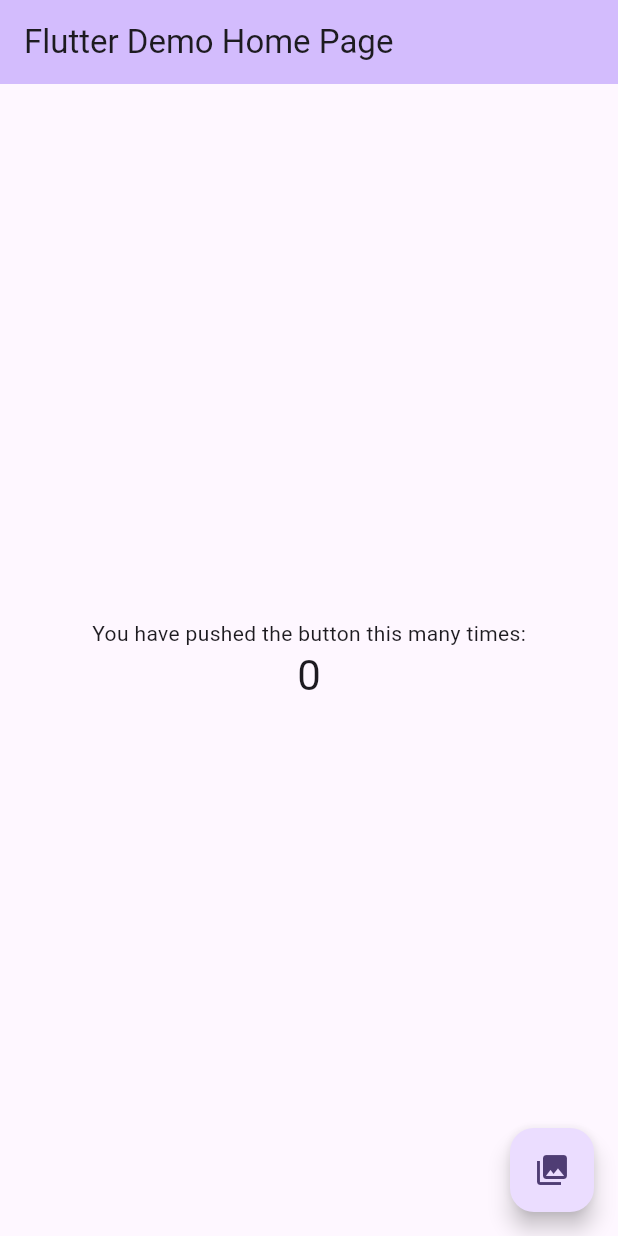
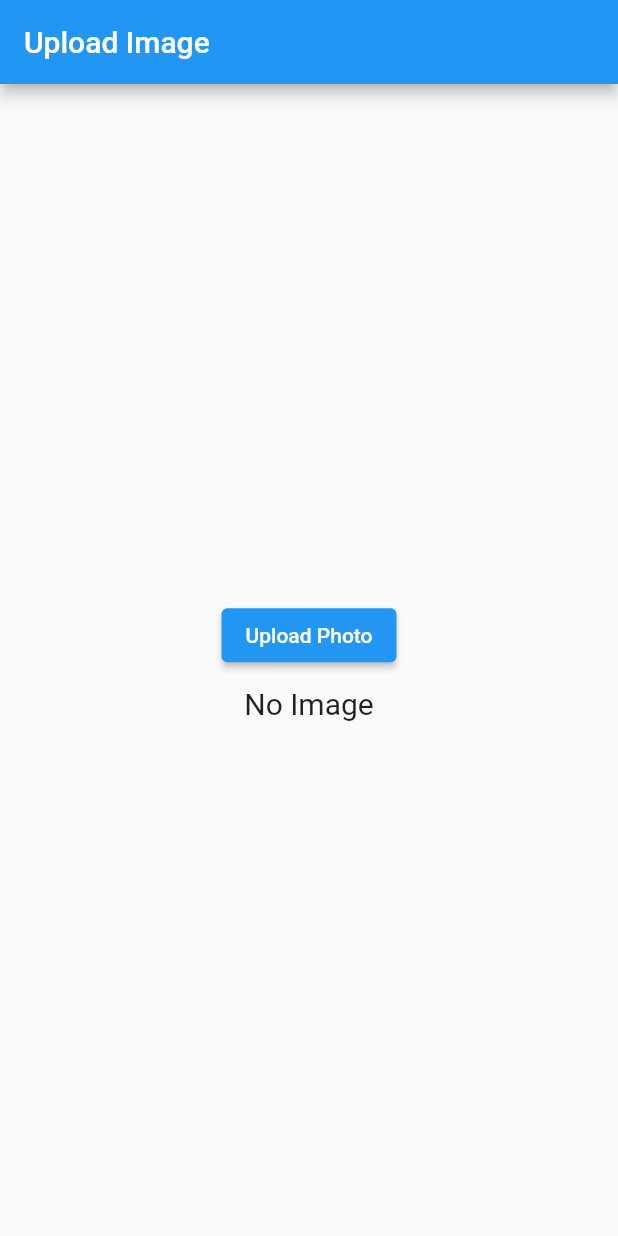
Before and after one commit to AlbertMP/MushroomSafe, a Flutter app: the screen it shows after launch, on a phone screen of 412 x 824 dp. Run offline on Flutter 3.47's test engine with Material 2 defaults, Android fonts, the phone set to English and light mode, and no system bars; our stand-ins replace image_picker.

Commit message:
add image uploading function

```diff
--- a/app/lib/main.dart
+++ b/app/lib/main.dart
@@ -1,156 +1,139 @@
+import 'dart:io';
 import 'package:flutter/material.dart';
 import 'package:image_picker/image_picker.dart';
 import 'package:http/http.dart' as http;
-import 'dart:io';
 
-void main() {
-  runApp(const MyApp());
+void main() => runApp(MaterialApp(
+      home: Home(),
+      debugShowCheckedModeBanner: false,
+    ));
+
+class Home extends StatefulWidget {
+  @override
+  _HomeState createState() => _HomeState();
 }
 
-class MyApp extends StatelessWidget {
-  const MyApp({super.key});
+class _HomeState extends State<Home> {
+  XFile? image;
 
-  // This widget is the root of your application.
-  @override
-  Widget build(BuildContext context) {
-    return MaterialApp(
-      title: 'Flutter Demo',
-      theme: ThemeData(
-        // This is the theme of your application.
-        //
-        // TRY THIS: Try running your application with "flutter run". You'll see
-        // the application has a blue toolbar. Then, without quitting the app,
-        // try changing the seedColor in the colorScheme below to Colors.green
-        // and then invoke "hot reload" (save your changes or press the "hot
-        // reload" button in a Flutter-supported IDE, or press "r" if you used
-        // the command line to start the app).
-        //
-        // Notice that the counter didn't reset back to zero; the application
-        // state is not lost during the reload. To reset the state, use hot
-        // restart instead.
-        //
-        // This works for code too, not just values: Most code changes can be
-        // tested with just a hot reload.
-        colorScheme: ColorScheme.fromSeed(seedColor: Colors.deepPurple),
-        useMaterial3: true,
-      ),
-      home: const MyHomePage(title: 'Flutter Demo Home Page'),
-    );
-  }
-}
+  final ImagePicker picker = ImagePicker();
 
-class MyHomePage extends StatefulWidget {
-  const MyHomePage({super.key, required this.title});
+  Future<void> uploadImage(File imageFile) async {
+    var url = 'http://127.0.0.1:5000/images'; // Use Own URL
+    // var url = 'http://165.154.44.86:5000/images'; // Use Own URL
+    var request = http.MultipartRequest('POST', Uri.parse(url));
+    request.files
+        .add(await http.MultipartFile.fromPath('file', imageFile.path));
 
-  // This widget is the home page of your application. It is stateful, meaning
-  // that it has a State object (defined below) that contains fields that affect
-  // how it looks.
-
-  // This class is the configuration for the state. It holds the values (in this
-  // case the title) provided by the parent (in this case the App widget) and
-  // used by the build method of the State. Fields in a Widget subclass are
-  // always marked "final".
-
-  final String title;
-
-  @override
-  State<MyHomePage> createState() => _MyHomePageState();
-}
-
-class _MyHomePageState extends State<MyHomePage> {
-  int _counter = 0;
-
-  void _incrementCounter() {
-    setState(() {
-      // This call to setState tells the Flutter framework that something has
-      // changed in this State, which causes it to rerun the build method below
-      // so that the display can reflect the updated values. If we changed
-      // _counter without calling setState(), then the build method would not be
-      // called again, and so nothing would appear to happen.
-      _counter++;
-    });
+    var response = await request.send();
+    if (response.statusCode == 200) {
+      print('Image uploaded successfully');
+    } else {
+      print('Image upload failed with status: ${response.statusCode}');
+    }
   }
 
-  Future<void> _selectAndSendImage() async {
-    final picker = ImagePicker();
-    final pickedImage = await picker.pickImage(source: ImageSource.gallery);
+  //we can upload image from camera or from gallery based on parameter
+  Future getImage(ImageSource media) async {
+    var img = await picker.pickImage(source: media);
 
-    if (pickedImage != null) {
-      final imageFile = File(pickedImage.path);
-      final imageBytes = await imageFile.readAsBytes();
+    setState(() {
+      image = img;
+    });
 
-      // 构建你的请求
-      final url = 'https://mushroomsafe.free.beeceptor.com/images';
-      final request = http.MultipartRequest('POST', Uri.parse(url));
-      // request.files
-      //     .add(await http.MultipartFile.fromPath('image', imageFile.path));
-      request.files.add(http.MultipartFile.fromBytes('image', imageBytes,
-          filename: 'image.jpg'));
+    if (image != null) {
+      File imageFile = File(image!.path);
+      await uploadImage(imageFile);
+    }
+  }
 
-      // 发送请求
-      final response = await request.send();
-
-      if (response.statusCode == 200) {
-        // 上传成功
-        print('Image uploaded successfully');
-      } else {
-        // 上传失败
-        print('Image upload failed');
-      }
-    }
+  //show popup dialog
+  void myAlert() {
+    showDialog(
+        context: context,
+        builder: (BuildContext context) {
+          return AlertDialog(
+            shape:
+                RoundedRectangleBorder(borderRadius: BorderRadius.circular(8)),
+            title: Text('Please choose media to select'),
+            content: Container(
+              height: MediaQuery.of(context).size.height / 6,
+              child: Column(
+                children: [
+                  ElevatedButton(
+                    //if user click this button, user can upload image from gallery
+                    onPressed: () {
+                      Navigator.pop(context);
+                      getImage(ImageSource.gallery);
+                    },
+                    child: Row(
+                      children: [
+                        Icon(Icons.image),
+                        Text('From Gallery'),
+                      ],
+                    ),
+                  ),
+                  ElevatedButton(
+                    //if user click this button. user can upload image from camera
+                    onPressed: () {
+                      Navigator.pop(context);
+                      getImage(ImageSource.camera);
+                    },
+                    child: Row(
+                      children: [
+                        Icon(Icons.camera),
+                        Text('From Camera'),
+                      ],
+                    ),
+                  ),
+                ],
+              ),
+            ),
+          );
+        });
   }
 
   @override
   Widget build(BuildContext context) {
-    // This method is rerun every time setState is called, for instance as done
-    // by the _incrementCounter method above.
-    //
-    // The Flutter framework has been optimized to make rerunning build methods
-    // fast, so that you can just rebuild anything that needs updating rather
-    // than having to individually change instances of widgets.
     return Scaffold(
       appBar: AppBar(
-        // TRY THIS: Try changing the color here to a specific color (to
-        // Colors.amber, perhaps?) and trigger a hot reload to see the AppBar
-        // change color while the other colors stay the same.
-        backgroundColor: Theme.of(context).colorScheme.inversePrimary,
-        // Here we take the value from the MyHomePage object that was created by
-        // the App.build method, and use it to set our appbar title.
-        title: Text(widget.title),
+        title: Text('Upload Image'),
       ),
       body: Center(
-        // Center is a layout widget. It takes a single child and positions it
-        // in the middle of the parent.
         child: Column(
-          // Column is also a layout widget. It takes a list of children and
-          // arranges them vertically. By default, it sizes itself to fit its
-          // children horizontally, and tries to be as tall as its parent.
-          //
-          // Column has various properties to control how it sizes itself and
-          // how it positions its children. Here we use mainAxisAlignment to
-          // center the children vertically; the main axis here is the vertical
-          // axis because Columns are vertical (the cross axis would be
-          // horizontal).
-          //
-          // TRY THIS: Invoke "debug painting" (choose the "Toggle Debug Paint"
-          // action in the IDE, or press "p" in the console), to see the
-          // wireframe for each widget.
           mainAxisAlignment: MainAxisAlignment.center,
-          children: <Widget>[
-            const Text(
-              'You have pushed the button this many times:',
+          children: [
+            ElevatedButton(
+              onPressed: () {
+                myAlert();
+              },
+              child: Text('Upload Photo'),
             ),
-            Text(
-              '$_counter',
-              style: Theme.of(context).textTheme.headlineMedium,
+            SizedBox(
+              height: 10,
             ),
+            //if image not null show the image
+            //if image null show text
+            image != null
+                ? Padding(
+                    padding: const EdgeInsets.symmetric(horizontal: 20),
+                    child: ClipRRect(
+                      borderRadius: BorderRadius.circular(8),
+                      child: Image.file(
+                        //to show image, you type like this.
+                        File(image!.path),
+                        fit: BoxFit.cover,
+                        width: MediaQuery.of(context).size.width,
+                        height: 300,
+                      ),
+                    ),
+                  )
+                : Text(
+                    "No Image",
+                    style: TextStyle(fontSize: 20),
+                  )
           ],
         ),
-      ),
-      floatingActionButton: FloatingActionButton(
-        onPressed: _selectAndSendImage,
-        tooltip: 'Select Image',
-        child: const Icon(Icons.photo_library),
       ),
     );
   }
```
